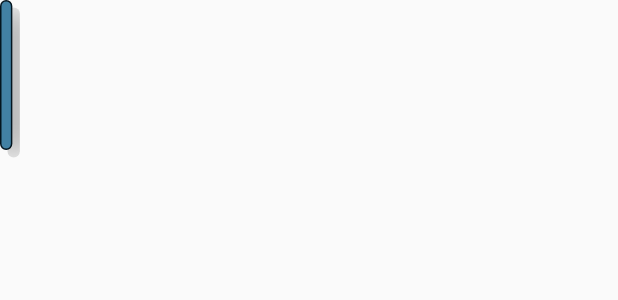
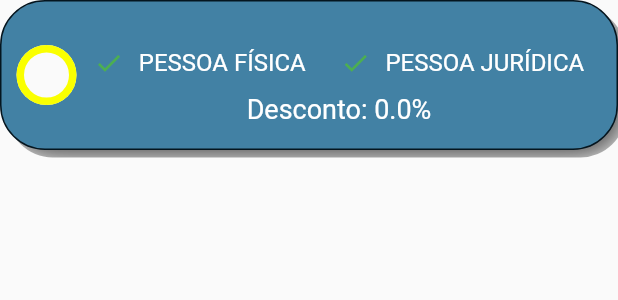
Before and after one commit to Gabriellocp/wattio_frontend, a Flutter app: the BusinessCard widget shown alone on an empty page, opened directly with empty values, on a phone screen of 412 x 824 dp. Shown: the top 300 px of the screen. Run offline on Flutter 3.47's test engine with Material 2 defaults, Android fonts, the phone set to English and light mode, and no system bars; our stand-ins replace flutter_mobx, flutter_svg, mobx; generated files the repository leaves out were written again.

Commit message:
update: update visual widgets and pass parameters

```diff
--- a/lib/widgets/buttons/custom_button.dart
+++ b/lib/widgets/buttons/custom_button.dart
@@ -21,6 +21,8 @@ class CustomButton extends StatelessWidget {
     return Material(
       color: AppColors.yellowPrimary,
       borderRadius: borderRadius,
+      shadowColor: AppColors.bluePrimary,
+      elevation: 20.0,
       child: InkWell(
         borderRadius: borderRadius,
         splashColor: Colors.transparent,
--- a/lib/widgets/cards/business_card.dart
+++ b/lib/widgets/cards/business_card.dart
@@ -1,3 +1,5 @@
+import 'dart:math';
+
 import 'package:flutter/material.dart';
 import 'package:intl/intl.dart';
 import 'package:wattio_frontend/helpers/screen_helper.dart';
@@ -27,12 +29,11 @@ class _BusinessCardState extends State<BusinessCard> {
 
   @override
   Widget build(BuildContext context) {
-    ScreenHelper screen = ScreenHelper(context: context);
     return Container(
       padding: const EdgeInsets.symmetric(horizontal: 10, vertical: 5),
       margin: const EdgeInsets.only(bottom: 30.0),
-      width: screen.width * .02,
       height: 100.0,
+      constraints: const BoxConstraints(maxWidth: 600, minHeight: 0),
       decoration: BoxDecoration(
         borderRadius: BorderRadius.circular(30.0),
         color: AppColors.bluePrimary,
@@ -114,7 +115,8 @@ class _BusinessCardState extends State<BusinessCard> {
                 ),
               )
             ],
-        ))
+          ),
+        )
       ]),
     );
   }
--- a/lib/widgets/slider/circular_slider.dart
+++ b/lib/widgets/slider/circular_slider.dart
@@ -19,7 +19,7 @@ class CircularSlider extends StatefulWidget {
   final int minValue;
   final int maxValue;
   double startAngle;
-  final Function(dynamic) onChanged;
+  final Function(int) onChanged;
 
   @override
   State<CircularSlider> createState() => _CircularSliderState();
@@ -88,7 +88,7 @@ class _CircularSliderState extends State<CircularSlider> {
                       sweep = mathHelper.normalizeAngle(newAngle);
                       int percentage = (sweep / (2 * pi) * 100).toInt();
                       actualValue = widget.minValue * (1 + percentage);
-
+                      widget.onChanged(actualValue);
                       setState(() {});
                     },
                     child: const SliderHandler(),
```
Also changed, not shown: lib/app.dart (+0 -9 lines), lib/pages/mainPage/energy_calculator.dart (+6 -4 lines), lib/pages/mainPage/list_overview.dart (+12 -4 lines). Lines whose indentation alone changed are shown as unchanged.
